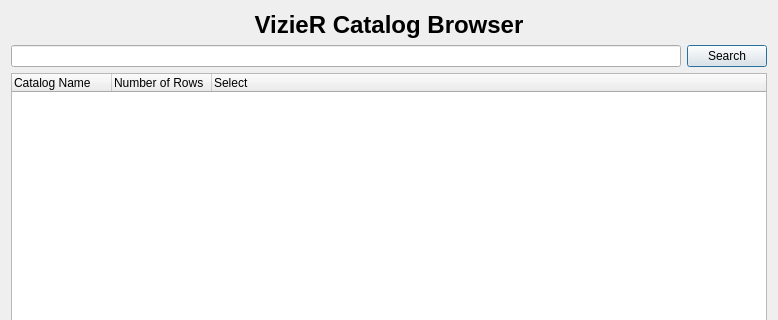
Before: the Qt Designer form glue_exp/importers/vizier/vizier.ui in glue-viz/glue-experimental-plugins, drawn with Qt 5; both pictures show x 0 to 778 and y 0 to 320 of the 778 by 722 pixel window.
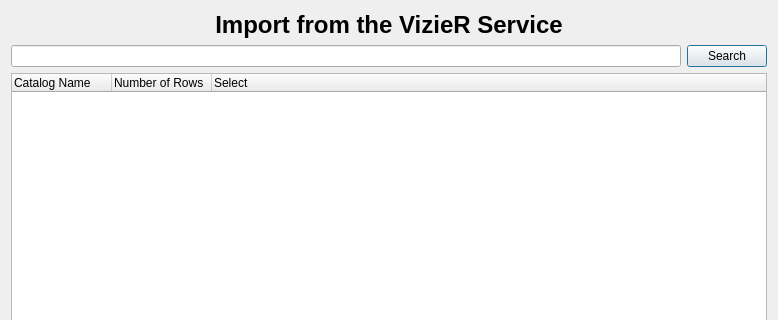
After: the same form once the commit is applied.

Commit message: Fixed dialog title and added placeholder text

Diff of the .ui file:
```diff
--- a/glue_exp/importers/vizier/vizier.ui
+++ b/glue_exp/importers/vizier/vizier.ui
@@ -29,7 +29,7 @@
         </font>
        </property>
        <property name="text">
-        <string>VizieR Catalog Browser</string>
+        <string>Import from the VizieR Service</string>
        </property>
        <property name="alignment">
         <set>Qt::AlignCenter</set>
```
Left out of the diff: 2 changed lines with no effect on the pictures. The commit also changes 1 other file.
